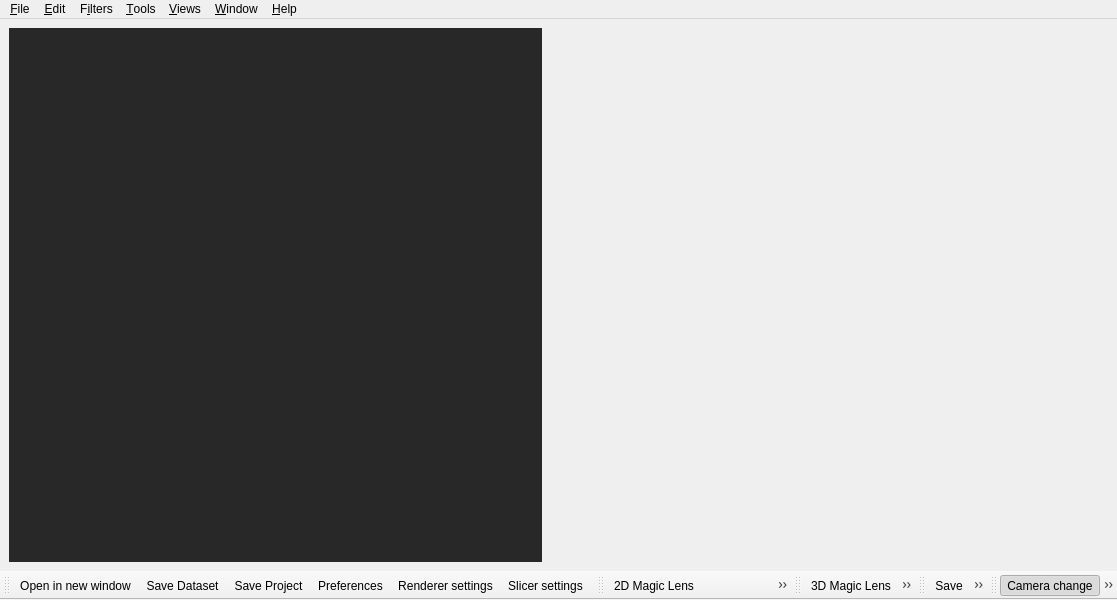
Qt form libs/gui/Mainwindow.ui (3dct/open_iA) before a commit.
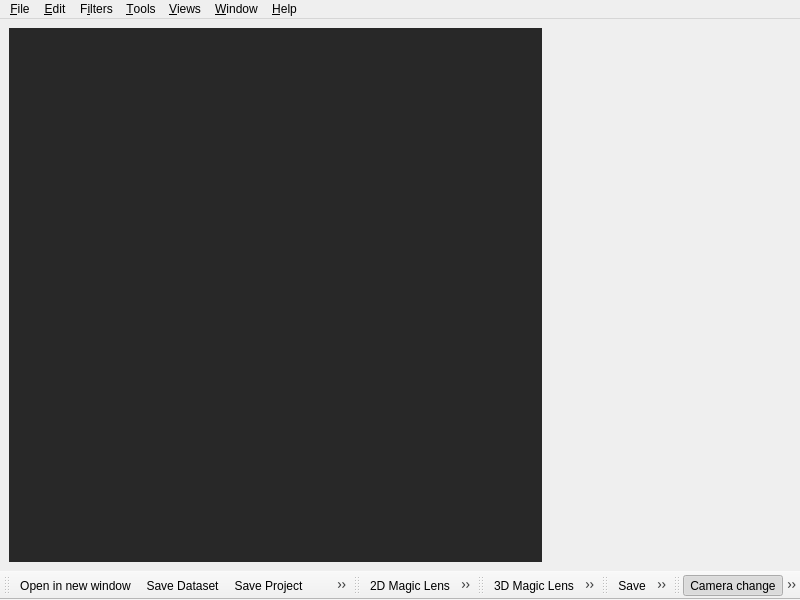
The same form after that commit. Icons and pictures are not drawn.

Commit message: libs/gui: standard mainwindow width 800

Patch:
```diff
--- a/libs/gui/Mainwindow.ui
+++ b/libs/gui/Mainwindow.ui
@@ -6,7 +6,7 @@
    <rect>
     <x>0</x>
     <y>0</y>
-    <width>1117</width>
+    <width>800</width>
     <height>600</height>
    </rect>
   </property>
@@ -54,7 +54,7 @@
     <rect>
      <x>0</x>
      <y>0</y>
-     <width>1117</width>
+     <width>800</width>
      <height>22</height>
     </rect>
    </property>
```
